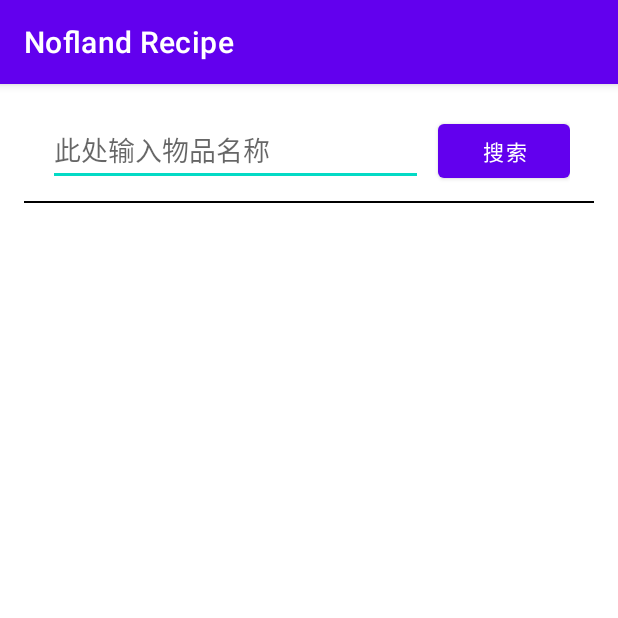
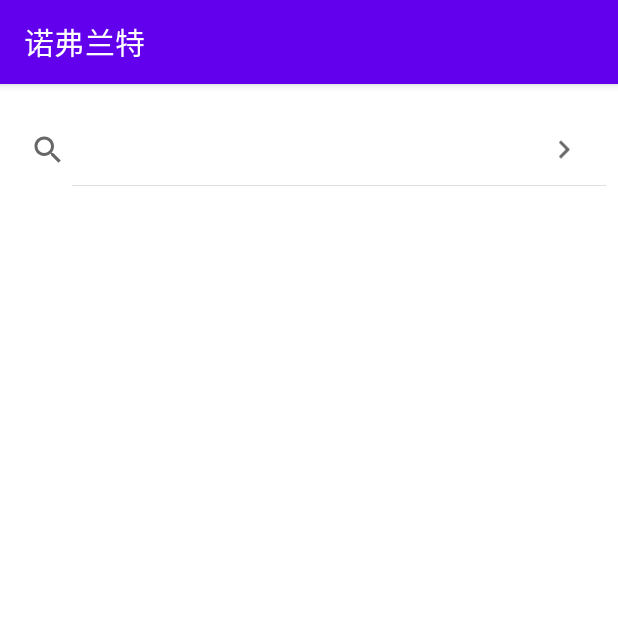
Before and after one commit to MadYeling/Nofland_Recipe, an Android app: the screen it shows after launch (MainActivity), on a phone screen of 412 x 824 dp, the top half of it. Run offline under Robolectric (Android 15) with nearby library versions, the phone set to English and light mode, and no system bars.

Commit message:
改用SearchView，未来将制作输入提示

```diff
--- a/app/src/main/java/com/example/noflandrecipe/MainActivity.java
+++ b/app/src/main/java/com/example/noflandrecipe/MainActivity.java
@@ -1,5 +1,6 @@
 package com.example.noflandrecipe;
 
+import android.content.Intent;
 import android.widget.*;
 import androidx.appcompat.app.AppCompatActivity;
 import android.os.Bundle;
@@ -12,29 +13,54 @@ import java.util.List;
 import java.util.Locale;
 
 public class MainActivity extends AppCompatActivity {
+    private List<Recipe> recipes = new ArrayList<>();
 
     @Override
     protected void onCreate(Bundle savedInstanceState) {
         super.onCreate(savedInstanceState);
         setContentView(R.layout.activity_main);
         ListView listView = findViewById(R.id.main_activity_recipe_list_view);
-        EditText editText = findViewById(R.id.main_activity_item_name_edit_text);
-        Button button = findViewById(R.id.main_activity_search_button);
-        RecipeListAdapter adapter = new RecipeListAdapter(this, new ArrayList<>(), R.layout.recipe_list_item);
+        SearchView searchView = findViewById(R.id.main_activity_item_name_search_view);
+        RecipeListAdapter adapter = new RecipeListAdapter(this, recipes, R.layout.recipe_list_item);
         listView.setAdapter(adapter);
+        searchView.setSubmitButtonEnabled(true);
 
-        button.setOnClickListener(v -> {
-            String itemName = editText.getText().toString();
-            List<Recipe> recipes = Initialization.findRecipeByItem(itemName);
-            if (recipes.size() == 0) {
-                Toast.makeText(MainActivity.this, "没有找到匹配的配方呢QAQ，是不是打错字了？", Toast.LENGTH_LONG).show();
-                listView.setAdapter(adapter);
-                listView.invalidate();
-                return;
+        searchView.setOnQueryTextListener(new SearchView.OnQueryTextListener() {
+            @Override
+            public boolean onQueryTextSubmit(String query) {
+                recipes.clear();
+                recipes.addAll(Initialization.findRecipeByItem(query));
+                if (recipes.size() == 0) {
+                    Toast.makeText(MainActivity.this, "没有找到匹配的配方呢QAQ，是不是打错字了？", Toast.LENGTH_LONG).show();
+                    adapter.notifyDataSetChanged();
+                    return false;
+                }
+                adapter.notifyDataSetChanged();
+                return false;
             }
-            RecipeListAdapter adapter1 = new RecipeListAdapter(this, recipes, R.layout.recipe_list_item);
-            listView.setAdapter(adapter1);
-            listView.invalidate();
+
+            @Override
+            public boolean onQueryTextChange(String newText) {
+                return false;
+            }
         });
+
+//        editText.setOnClickListener(v -> MainActivity.this.startActivity(new Intent(MainActivity.this, DarkSearchActivity.class)));
+//        editText.setOnLongClickListener(v -> {
+//            MainActivity.this.startActivity(new Intent(MainActivity.this, DarkSearchActivity.class));
+//            return true;
+//        });
+
+//        button.setOnClickListener(v -> {
+//            recipes.clear();
+//            String itemName = editText.getText().toString();
+//            recipes.addAll(Initialization.findRecipeByItem(itemName));
+//            if (recipes.size() == 0) {
+//                Toast.makeText(MainActivity.this, "没有找到匹配的配方呢QAQ，是不是打错字了？", Toast.LENGTH_LONG).show();
+//                adapter.notifyDataSetChanged();
+//                return;
+//            }
+//            adapter.notifyDataSetChanged();
+//        });
     }
 }
--- a/app/src/main/res/layout/activity_main.xml
+++ b/app/src/main/res/layout/activity_main.xml
@@ -1,42 +1,25 @@
 <?xml version="1.0" encoding="utf-8"?>
-<LinearLayout xmlns:android="http://schemas.android.com/apk/res/android"
+<LinearLayout
+    xmlns:android="http://schemas.android.com/apk/res/android"
+    xmlns:app="http://schemas.android.com/apk/res-auto"
     xmlns:tools="http://schemas.android.com/tools"
-    xmlns:app="http://schemas.android.com/apk/res-auto"
     android:layout_width="match_parent"
     android:layout_height="match_parent"
-    tools:context=".MainActivity"
-    android:orientation="vertical">
+    android:orientation="vertical"
+    tools:context=".MainActivity">
 
-    <LinearLayout
+    <!--            android:inputType="none"-->
+    <!--            android:focusable="false"-->
+    <SearchView
+        android:id="@+id/main_activity_item_name_search_view"
+        android:layout_width="match_parent"
+        android:layout_height="wrap_content"
         android:layout_marginTop="20dp"
-        android:layout_gravity="center"
-        android:layout_width="wrap_content"
-        android:layout_height="wrap_content">
-
-        <EditText
-            android:id="@+id/main_activity_item_name_edit_text"
-            android:hint="此处输入物品名称"
-            android:layout_width="250dp"
-            android:layout_height="wrap_content" />
-
-        <Button
-            android:id="@+id/main_activity_search_button"
-            android:layout_marginStart="10dp"
-            android:text="搜索"
-            android:layout_width="wrap_content"
-            android:layout_height="wrap_content" />
-    </LinearLayout>
-
-    <ImageView
-        android:layout_marginTop="10dp"
-        android:layout_gravity="center"
-        android:background="@color/black"
-        android:layout_width="380dp"
-        android:layout_height="1dp" />
+        android:hint="点击此处进行搜索"
+        android:iconifiedByDefault="false" />
 
     <ListView
         android:id="@+id/main_activity_recipe_list_view"
-        android:layout_marginTop="10dp"
         android:layout_width="match_parent"
-        android:layout_height="match_parent" />
+        android:layout_height="match_parent"/>
 </LinearLayout>
--- a/app/src/main/res/layout/recipe_info_list_item.xml
+++ b/app/src/main/res/layout/recipe_info_list_item.xml
@@ -4,7 +4,7 @@
     android:layout_height="wrap_content">
 
     <LinearLayout
-        android:layout_gravity="center"
+        android:layout_marginStart="50dp"
         android:layout_width="wrap_content"
         android:layout_height="wrap_content">
 
@@ -22,7 +22,7 @@
             android:layout_marginStart="10dp"
             android:layout_marginEnd="10dp"
             android:layout_gravity="center_vertical"
-            android:layout_width="wrap_content"
+            android:layout_width="80dp"
             android:layout_height="wrap_content" />
 
         <TextView
--- a/app/src/main/res/layout/recipe_list_item.xml
+++ b/app/src/main/res/layout/recipe_list_item.xml
@@ -4,15 +4,17 @@
     android:layout_height="wrap_content">
 
     <LinearLayout
-        android:layout_gravity="center"
+        android:layout_marginStart="50dp"
         android:layout_width="wrap_content"
         android:layout_height="wrap_content">
+
         <ImageView
             android:id="@+id/recipe_list_item_pic_image_view"
             android:src="@drawable/ge4gb8g8dge8g80g81ge5g86gb0"
             android:layout_width="50dp"
             android:layout_height="50dp"
             android:contentDescription="@string/recipe_pic" />
+
         <TextView
             android:id="@+id/recipe_list_item_name_text_view"
             android:text="测试物品"
@@ -21,6 +23,6 @@
             android:layout_marginEnd="10dp"
             android:layout_gravity="center_vertical"
             android:layout_width="wrap_content"
-            android:layout_height="wrap_content"/>
+            android:layout_height="wrap_content" />
     </LinearLayout>
 </FrameLayout>
--- a/app/src/main/res/values/strings.xml
+++ b/app/src/main/res/values/strings.xml
@@ -1,4 +1,4 @@
 <resources>
-    <string name="app_name">Nofland Recipe</string>
+    <string name="app_name">诺弗兰特</string>
     <string name="recipe_pic">配方的图片</string>
 </resources>
```
Also changed, not shown: app/src/main/AndroidManifest.xml (+4 -3 lines), app/src/main/java/com/example/noflandrecipe/DarkSearchActivity.java (added, +13 -0 lines), app/src/main/java/com/example/noflandrecipe/nofland_recipe_core/Initialization.java (+9 -0 lines), app/src/main/res/layout/activity_dark_search.xml (added, +13 -0 lines), app/src/main/res/mipmap-hdpi/title.png (added).
